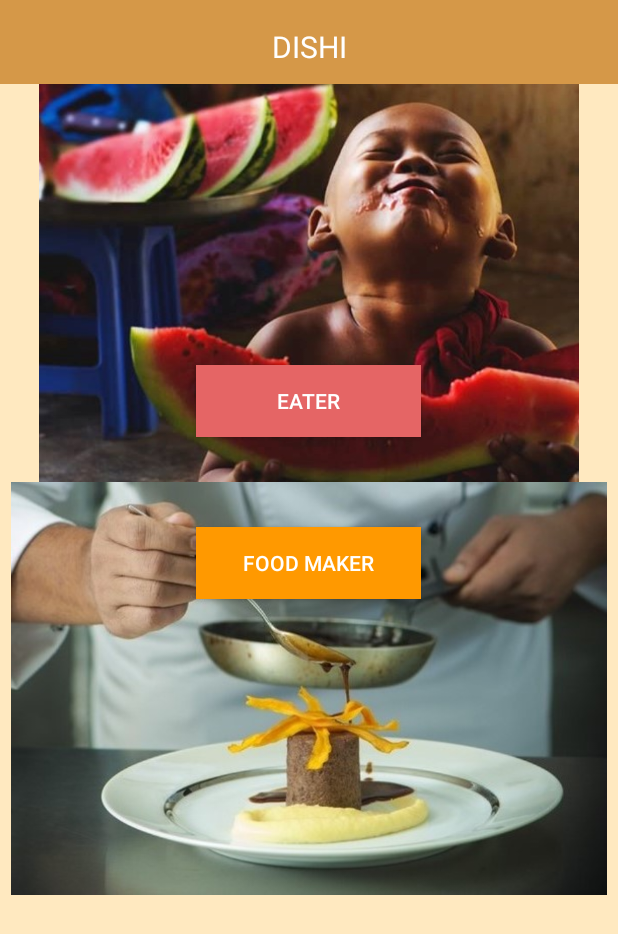
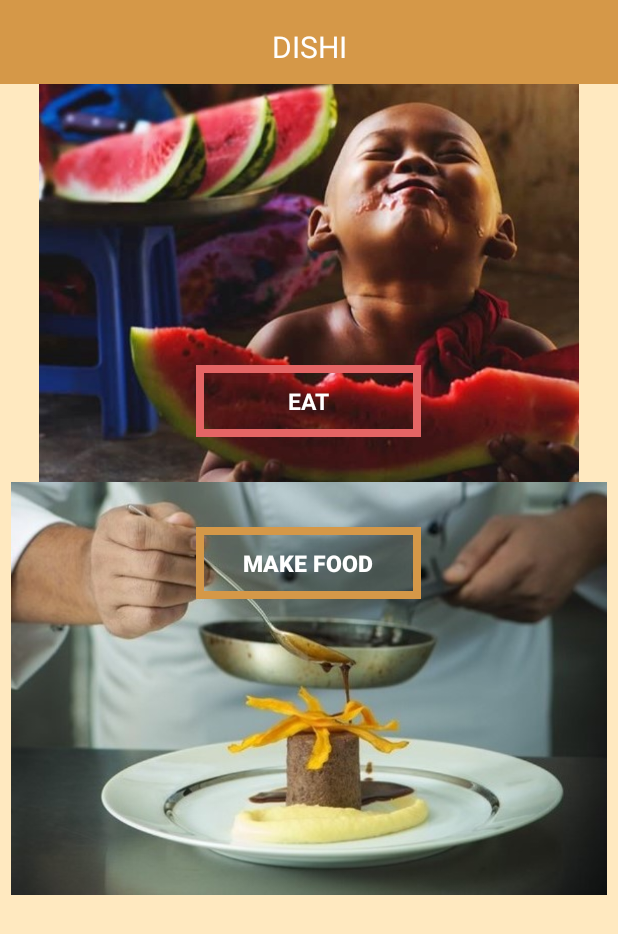
Before and after one commit to SeasonFour/Dishi, an Android app: the screen it shows after launch (TypeOfUser), on a phone screen of 412 x 824 dp. Shown: the top 934 px of the screen. Run offline under Robolectric (Android 15) with nearby library versions, the phone set to English and light mode, and no system bars; libraries missing offline, so code that uses them is left out: com.parse; Roboto replaces fonts that are not available here; 7 statements that could not run were skipped.

Commit message:
Layout Edits

```diff
--- /dev/null
+++ b/app/src/main/res/drawable/button_mustard_border.xml
@@ -0,0 +1,19 @@
+<?xml version="1.0" encoding="utf-8"?>
+
+<shape xmlns:android="http://schemas.android.com/apk/res/android"
+    android:shape="rectangle" >
+
+    <!--<corners-->
+    <!--android:bottomLeftRadius="7dp"-->
+    <!--android:bottomRightRadius="7dp"-->
+    <!--android:radius="0.1dp"-->
+    <!--android:topLeftRadius="7dp"-->
+    <!--android:topRightRadius="7dp" />-->
+    <solid
+        android:background="@android:color/transparent" />
+
+    <stroke
+        android:width="5dp"
+        android:color="@color/mustard" />
+
+</shape>
--- /dev/null
+++ b/app/src/main/res/drawable/button_red_border.xml
@@ -0,0 +1,19 @@
+<?xml version="1.0" encoding="utf-8"?>
+
+<shape xmlns:android="http://schemas.android.com/apk/res/android"
+    android:shape="rectangle" >
+
+    <!--<corners-->
+        <!--android:bottomLeftRadius="7dp"-->
+        <!--android:bottomRightRadius="7dp"-->
+        <!--android:radius="0.1dp"-->
+        <!--android:topLeftRadius="7dp"-->
+        <!--android:topRightRadius="7dp" />-->
+    <solid
+        android:background="@android:color/transparent" />
+
+    <stroke
+        android:width="5dp"
+        android:color="@color/red" />
+
+</shape>
--- a/app/src/main/res/layout/type_of_user.xml
+++ b/app/src/main/res/layout/type_of_user.xml
@@ -38,13 +38,16 @@
 
         <Button
             android:id="@+id/eater_login"
-            style="@style/Button"
+            style="@style/ButtonRedBorder"
             android:layout_width="150dp"
             android:layout_height="wrap_content"
-            android:text="@string/eater_login_button"
+            android:text="@string/eater_access_button"
+            android:typeface="normal"
             android:layout_above="@+id/chef_photo"
             android:layout_centerHorizontal="true"
-            android:layout_marginBottom="30dp" />
+            android:layout_marginBottom="30dp">
+
+        </Button>
 
         <ImageView
             android:layout_width="match_parent"
@@ -59,10 +62,10 @@
 
         <Button
             android:id="@+id/chef_login"
-            style="@style/Button2"
+            style="@style/ButtonMustardBorder"
             android:layout_width="150dp"
             android:layout_height="wrap_content"
-            android:text="@string/chef_login_button"
+            android:text="@string/chef_access_button"
             android:layout_marginTop="30dp"
             android:layout_below="@+id/eater_photo"
             android:layout_alignStart="@+id/eater_login" />
--- a/app/src/main/res/values/strings.xml
+++ b/app/src/main/res/values/strings.xml
@@ -10,8 +10,8 @@
 
 
     <!--CHOICE OF USER-->
-    <string name="eater_login_button">Eater</string>
-    <string name="chef_login_button">Food Maker</string>
+    <string name="eater_access_button">eat</string>
+    <string name="chef_access_button">make food</string>
 
     <!--USER ACCOUNT STRINGS-->
     <string name="title_activity_new_meal">NewMeal</string>
@@ -49,9 +49,11 @@
 
     <!--CHEF'S SIDE OF THINGS-->
     <string name="title_activity_chef_login">Chef Login</string>
+    <string name="chef_sign_in_text">Dishi Chef, gain access</string>
     <string name="chef_register_text">Register as a Dishi Chef</string>
     <string name="chef_register_button">register</string>
     <string name="app_name_caps">DISHI</string>
+    <string name="login">Log In</string>
     <string name="login_signup">log-in/sign-up</string>
     <string name="register">Register</string>
     <string name="profile_title">Profile</string>
@@ -60,6 +62,8 @@
     <string name="chef_name">Tracy Cool</string>
     <string name="favourite_food">Ugali and Sukuma wiki</string>
     <string name="chef_specialty">Anything in a stew</string>
+    <string name="add_new_meal">Add New Meal</string>
+    <string name="chef_login_button">Log In</string>
 
 
 </resources>
--- a/app/src/main/res/values/styles.xml
+++ b/app/src/main/res/values/styles.xml
@@ -32,7 +32,7 @@
     <style name="DishiBar" parent="android:Theme.Material.Light">
         <item name="colorPrimary">@color/pink</item>
         <item name="android:colorPrimaryDark">@color/mustard</item>
-        <item name="colorAccent">@color/pink</item>
+        <item name="colorAccent">@color/teal</item>
         <item name="android:windowBackground">@color/light_cream</item>
         <item name="android:navigationBarColor">@color/mustard</item>
         <item name="android:colorPrimary">@color/pink</item>
@@ -41,7 +41,7 @@
     <style name="Dishi.AppTheme" parent="Theme.AppCompat.Light" >
         <item name="colorPrimary">@color/mustard</item>
         <item name="android:colorPrimaryDark">@color/mustard</item>
-        <item name="colorAccent">@color/pink</item>
+        <item name="colorAccent">@color/teal</item>
         <item name="android:windowBackground">@color/light_cream</item>
         <item name="android:navigationBarColor">@color/mustard</item>
         <item name="colorPrimaryDark">@color/mustard</item>
@@ -51,7 +51,7 @@
     <!--Without the title bar-->
     <style name="Dishi" parent="android:Theme.Material.Light.NoActionBar">
         <item name="android:colorPrimaryDark">@color/mustard</item>
-        <item name="colorAccent">@color/pink</item>
+        <item name="colorAccent">@color/teal</item>
         <item name="android:windowBackground">@color/light_cream</item>
         <item name="android:navigationBarColor">@color/mustard</item>
     </style>
@@ -103,6 +103,23 @@
         <item name="android:background">@color/green</item>
         <item name="android:textColor">@android:color/white</item>
     </style>
+
+    <style name="ButtonRedBorder">
+        <item name="android:background">@drawable/button_red_border</item>
+        <item name="android:textColor">@android:color/white</item>
+        <item name="android:textSize">15sp</item>
+        <item name="android:textStyle">bold</item>
+    </style>
+
+    <style name="ButtonMustardBorder">
+        <item name="android:background">@drawable/button_mustard_border</item>
+        <item name="android:textColor">@android:color/white</item>
+        <item name="android:textSize">15sp</item>
+        <item name="android:textStyle">bold</item>
+    </style>
+
+
+
 
     <style name="CardView1">
         <item name="cardBackgroundColor">@color/pink</item>
```
Also changed, not shown: app/src/main/res/drawable/card_background.xml (added, +19 -0 lines), app/src/main/res/layout/chef_side/layout/chef_login.xml (+5 -5 lines), app/src/main/res/layout/chef_side/layout/chef_side_main.xml (+5 -4 lines), app/src/main/res/layout/chef_side/layout/fragment_new_meal.xml (+6 -4 lines), app/src/main/res/layout/chef_side/layout/new_meal.xml (+31 -2 lines), app/src/main/res/layout/chef_side/layout/new_meal_toolbar.xml (added, +29 -0 lines).
